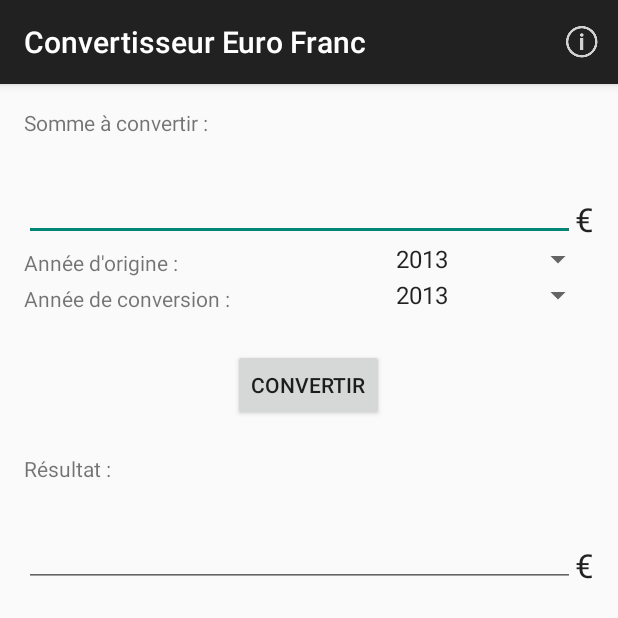
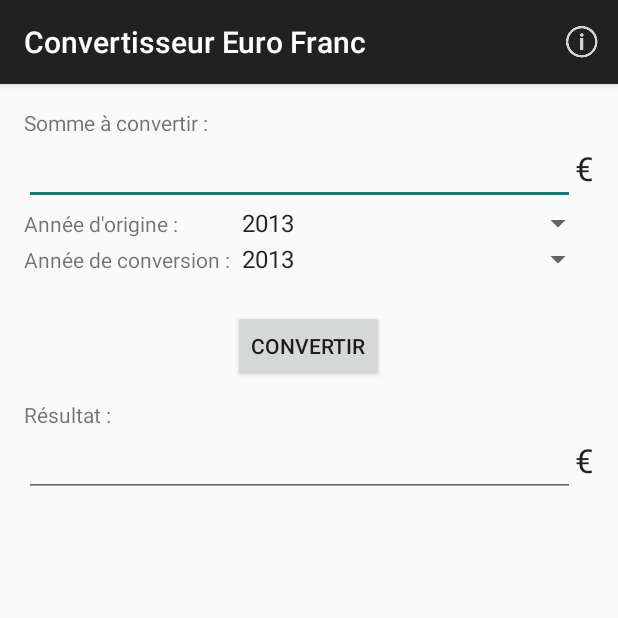
Before and after one commit to corenting/InflationCalculator, an Android app: the screen it shows after launch (Converter), on a phone screen of 412 x 824 dp. Shown: the top 618 px of the screen. Run offline under Robolectric (Android 15) with nearby library versions, the phone set to English and light mode, and no system bars.

Commit message:
Tweaks du layout

```diff
--- a/app/src/main/java/fr/corenting/convertisseureurofranc/Converter.java
+++ b/app/src/main/java/fr/corenting/convertisseureurofranc/Converter.java
@@ -14,6 +14,7 @@ import android.widget.Button;
 import android.widget.EditText;
 import android.widget.Spinner;
 import android.widget.TextView;
+import android.widget.Toast;
 
 import java.util.LinkedList;
 import java.util.List;
@@ -46,14 +47,21 @@ public class Converter extends ActionBarActivity {
         //Convert when the button is clicked
         Button convertButton = (Button) findViewById(R.id.convertButton);
         final EditText resultEditText = (EditText) findViewById(R.id.resultEditText);
-        resultEditText.setKeyListener(null);
+        resultEditText.setKeyListener(null); //Make the EditText widget read only
         final EditText amountEditText = (EditText) findViewById(R.id.amountEditText);
         convertButton.setOnClickListener(new View.OnClickListener() {
             public void onClick(View v) {
-                int yearOfOrigin = Integer.parseInt(originSpinner.getSelectedItem().toString());
-                int yearOfResult = Integer.parseInt(resultSpinner.getSelectedItem().toString());
-                float amount = Float.parseFloat(amountEditText.getText().toString());
-                resultEditText.setText(String.valueOf(Utils.convertFunction(yearOfOrigin,yearOfResult,amount)));
+                try {
+                    int yearOfOrigin = Integer.parseInt(originSpinner.getSelectedItem().toString());
+                    int yearOfResult = Integer.parseInt(resultSpinner.getSelectedItem().toString());
+                    float amount = Float.parseFloat(amountEditText.getText().toString());
+                    resultEditText.setText(String.valueOf(Utils.convertFunction(yearOfOrigin, yearOfResult, amount)));
+                }
+                catch (Exception e)
+                {
+                    Toast errorToast = Toast.makeText(getApplicationContext(),getString(R.string.errorToast), Toast.LENGTH_SHORT);
+                    errorToast.show();
+                }
             }
         });
 
--- a/app/src/main/java/fr/corenting/convertisseureurofranc/Utils.java
+++ b/app/src/main/java/fr/corenting/convertisseureurofranc/Utils.java
@@ -73,6 +73,9 @@ public class Utils {
             case 2001:
                 multiplier = 0.18665f;
                 break;
+            case 2000:
+                multiplier = 0.18976f;
+                break;
             default:
                 multiplier = 1f;
         }
--- a/app/src/main/res/layout/activity_converter.xml
+++ b/app/src/main/res/layout/activity_converter.xml
@@ -1,5 +1,11 @@
-<RelativeLayout xmlns:android="http://schemas.android.com/apk/res/android"
+<ScrollView
+    xmlns:android="http://schemas.android.com/apk/res/android"
     xmlns:tools="http://schemas.android.com/tools"
+    android:layout_width="wrap_content"
+    android:layout_height="wrap_content"
+    android:id="@+id/scrollView">
+
+    <RelativeLayout
         android:layout_width="match_parent"
         android:layout_height="match_parent"
         android:paddingLeft="@dimen/activity_horizontal_margin"
@@ -17,24 +23,39 @@
             android:layout_alignParentLeft="true"
             android:layout_alignParentStart="true" />
 
+
         <EditText
             android:layout_width="wrap_content"
             android:layout_height="wrap_content"
             android:ems="10"
             android:id="@+id/amountEditText"
-        android:layout_marginTop="24dp"
+            android:inputType="numberDecimal"
             android:layout_below="@+id/sumToConvertTextView"
             android:layout_alignParentLeft="true"
             android:layout_alignParentStart="true"
-        android:layout_toLeftOf="@+id/currencyOriginTextView"
-        android:layout_toStartOf="@+id/currencyOriginTextView"
-        android:inputType="numberDecimal" />
+            android:layout_alignRight="@+id/resultEditText"
+            android:layout_alignEnd="@+id/resultEditText" />
+
+        <TextView
+            android:layout_width="wrap_content"
+            android:layout_height="wrap_content"
+            android:textAppearance="?android:attr/textAppearanceLarge"
+            android:text="€"
+            android:id="@+id/currencyOriginTextView"
+            android:layout_alignBaseline="@+id/amountEditText"
+            android:layout_toStartOf="@+id/yearOfOriginSpinner"
+            android:layout_toEndOf="@+id/amountEditText"
+            android:layout_above="@+id/yearOfOriginSpinner"
+            android:layout_toRightOf="@+id/amountEditText"
+            android:layout_alignParentRight="true"
+            android:layout_alignParentEnd="true" />
 
         <TextView
             android:layout_width="wrap_content"
             android:layout_height="wrap_content"
             android:text="@string/yearOfOrigin"
             android:id="@+id/yearOfOriginTextView"
+            android:layout_alignBaseline="@+id/yearOfOriginSpinner"
             android:layout_alignBottom="@+id/yearOfOriginSpinner"
             android:layout_alignParentLeft="true"
             android:layout_alignParentStart="true"
@@ -45,16 +66,18 @@
             android:layout_width="wrap_content"
             android:layout_height="wrap_content"
             android:id="@+id/yearOfOriginSpinner"
-        android:layout_toEndOf="@+id/convertButton"
+            android:layout_toEndOf="@+id/yearOfOriginTextView"
             android:layout_below="@+id/amountEditText"
             android:layout_alignParentRight="true"
-        android:layout_alignParentEnd="true" />
+            android:layout_alignParentEnd="true"
+            android:layout_toRightOf="@+id/yearOfOriginTextView" />
 
         <TextView
             android:layout_width="wrap_content"
             android:layout_height="wrap_content"
             android:text="@string/yearOfResult"
             android:id="@+id/yearOfResultTextView"
+            android:layout_alignBaseline="@+id/yearOfResultSpinner"
             android:layout_toEndOf="@+id/resultTextView"
             android:layout_alignBottom="@+id/yearOfResultSpinner"
             android:layout_alignParentLeft="true"
@@ -64,10 +87,11 @@
             android:layout_width="wrap_content"
             android:layout_height="wrap_content"
             android:id="@+id/yearOfResultSpinner"
-        android:layout_toEndOf="@+id/convertButton"
+            android:layout_toEndOf="@+id/yearOfResultTextView"
             android:layout_below="@+id/yearOfOriginSpinner"
             android:layout_alignParentRight="true"
-        android:layout_alignParentEnd="true" />
+            android:layout_alignParentEnd="true"
+            android:layout_toRightOf="@+id/yearOfResultTextView" />
 
         <Button
             android:layout_width="wrap_content"
@@ -82,21 +106,11 @@
             android:layout_width="wrap_content"
             android:layout_height="wrap_content"
             android:id="@+id/resultTextView"
-        android:layout_marginTop="22dp"
+            android:layout_marginTop="12dp"
             android:layout_below="@+id/convertButton"
             android:layout_alignParentLeft="true"
             android:layout_alignParentStart="true"
             android:text="@string/resultText" />
-
-    <TextView
-        android:layout_width="wrap_content"
-        android:layout_height="wrap_content"
-        android:textAppearance="?android:attr/textAppearanceLarge"
-        android:text="€"
-        android:id="@+id/currencyOriginTextView"
-        android:layout_alignBottom="@+id/amountEditText"
-        android:layout_alignParentRight="true"
-        android:layout_alignParentEnd="true" />
 
         <EditText
             android:layout_width="wrap_content"
@@ -104,12 +118,11 @@
             android:inputType="numberDecimal"
             android:ems="10"
             android:id="@+id/resultEditText"
+            android:layout_toStartOf="@+id/currencyResultTextView"
             android:layout_below="@+id/resultTextView"
             android:layout_alignParentLeft="true"
             android:layout_alignParentStart="true"
-        android:layout_marginTop="24dp"
-        android:layout_toLeftOf="@+id/currencyResultTextView"
-        android:layout_toStartOf="@+id/currencyResultTextView" />
+            android:layout_toLeftOf="@+id/currencyResultTextView" />
 
         <TextView
             android:layout_width="wrap_content"
@@ -117,8 +130,10 @@
             android:textAppearance="?android:attr/textAppearanceLarge"
             android:text="€"
             android:id="@+id/currencyResultTextView"
+            android:layout_alignBaseline="@+id/resultEditText"
             android:layout_alignBottom="@+id/resultEditText"
             android:layout_alignParentRight="true"
             android:layout_alignParentEnd="true" />
 
     </RelativeLayout>
+</ScrollView>
--- a/app/src/main/res/values/strings.xml
+++ b/app/src/main/res/values/strings.xml
@@ -10,5 +10,6 @@
     <string name="resultText">Résultat :</string>
 
     <string name="about_text"><![CDATA[Une application créée par corenting.<br><a href="http://www.corenting.fr">Site web</a><br><br>Version :&nbsp;]]></string>
+    <string name="errorToast">Erreur lors de la conversion !</string>
 
 </resources>
```
Lines whose indentation alone changed are shown as unchanged.
